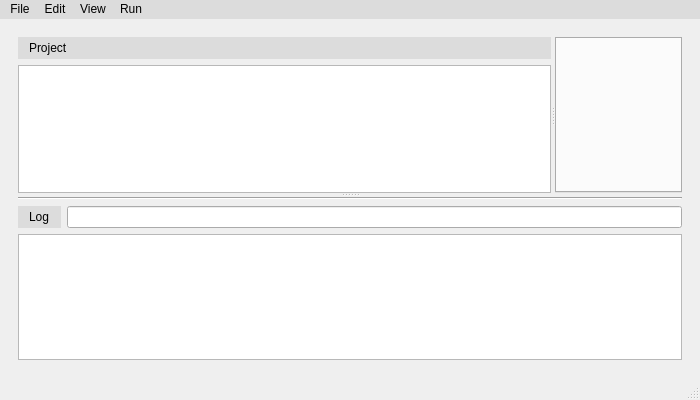
This is gui/ui_files/mainwindow.ui in OSUDSL/pydre as Qt 5 draws it before an edit. The edited form follows.
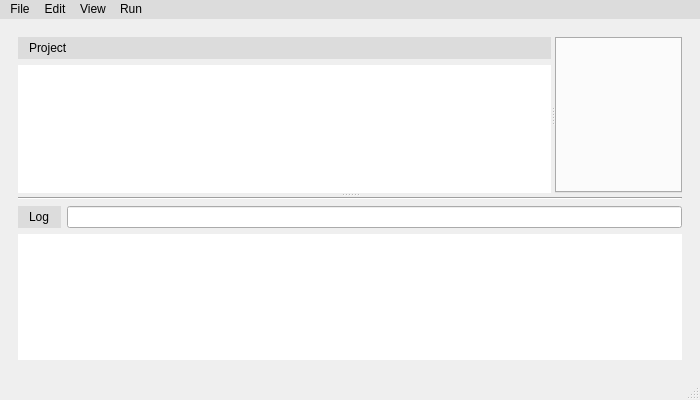
This is the edited form. The open tabs and pages were chosen to show the change. Icons and pictures are not drawn.

```diff
--- a/gui/ui_files/mainwindow.ui
+++ b/gui/ui_files/mainwindow.ui
@@ -216,7 +216,7 @@
              <item>
               <widget class="QTreeWidget" name="treeWidget">
                <property name="styleSheet">
-                <string notr="true"/>
+                <string notr="true">border: none;</string>
                </property>
                <property name="headerHidden">
                 <bool>true</bool>
@@ -299,7 +299,7 @@
             <item>
              <widget class="QTextBrowser" name="textBrowser">
               <property name="styleSheet">
-               <string notr="true"/>
+               <string notr="true">border: none;</string>
               </property>
              </widget>
             </item>
```
Left out of the diff: 4 changed lines with no effect on the pictures.
